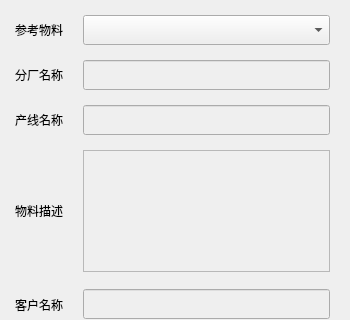
Above: Qt/ERP/dialogneworder.ui from superp2017/NTERP before the change; both pictures show x 0 to 350 and y 0 to 320 of the 350 by 729 pixel window. Below: the same form after it.
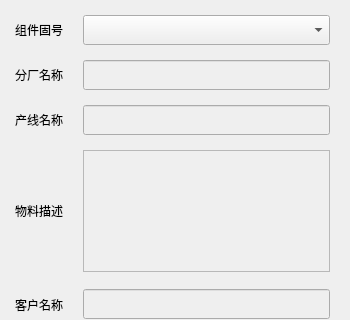
That is the form after the change.

Patch:
```diff
--- a/Qt/ERP/dialogneworder.ui
+++ b/Qt/ERP/dialogneworder.ui
@@ -55,7 +55,7 @@
      <item row="0" column="0">
       <widget class="QLabel" name="label_10">
        <property name="text">
-        <string>参考物料</string>
+        <string>组件固号</string>
        </property>
       </widget>
      </item>
```
